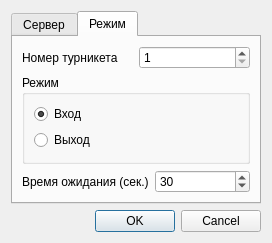
First picture: the form in AccessController/dialogs/SettingsDialog.ui, repository Baxulio/ParkingACS, before the edit.
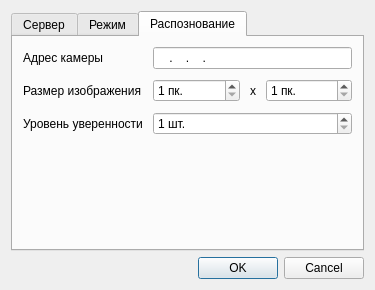
Second picture: the form after the edit.

The edit to the form file:
```diff
--- a/AccessController/dialogs/SettingsDialog.ui
+++ b/AccessController/dialogs/SettingsDialog.ui
@@ -6,8 +6,8 @@
    <rect>
     <x>0</x>
     <y>0</y>
-    <width>272</width>
-    <height>243</height>
+    <width>375</width>
+    <height>290</height>
    </rect>
   </property>
   <property name="windowTitle">
@@ -23,7 +23,7 @@
       <enum>QTabWidget::Rounded</enum>
      </property>
      <property name="currentIndex">
-      <number>1</number>
+      <number>2</number>
      </property>
      <widget class="QWidget" name="server_tab">
       <attribute name="title">
@@ -135,12 +135,27 @@
        <string>Режим</string>
       </attribute>
       <layout class="QVBoxLayout" name="verticalLayout">
+       <property name="spacing">
+        <number>10</number>
+       </property>
+       <property name="leftMargin">
+        <number>10</number>
+       </property>
+       <property name="topMargin">
+        <number>10</number>
+       </property>
+       <property name="rightMargin">
+        <number>10</number>
+       </property>
+       <property name="bottomMargin">
+        <number>10</number>
+       </property>
        <item>
         <layout class="QHBoxLayout" name="horizontalLayout_2">
          <item>
           <widget class="QLabel" name="label_15">
            <property name="text">
-            <string>Номер турникета</string>
+            <string>Номер поста</string>
            </property>
           </widget>
          </item>
@@ -165,6 +180,9 @@
           <string>Режим</string>
          </property>
          <layout class="QVBoxLayout" name="verticalLayout_4">
+          <property name="spacing">
+           <number>10</number>
+          </property>
           <item>
            <widget class="QRadioButton" name="enterRadio">
             <property name="text">
@@ -186,32 +204,124 @@
         </widget>
        </item>
        <item>
-        <layout class="QHBoxLayout" name="horizontalLayout_3">
+        <spacer name="verticalSpacer">
+         <property name="orientation">
+          <enum>Qt::Vertical</enum>
+         </property>
+         <property name="sizeHint" stdset="0">
+          <size>
+           <width>20</width>
+           <height>40</height>
+          </size>
+         </property>
+        </spacer>
+       </item>
+      </layout>
+     </widget>
+     <widget class="QWidget" name="camera_tab">
+      <attribute name="title">
+       <string>Распознование</string>
+      </attribute>
+      <layout class="QFormLayout" name="formLayout_2">
+       <property name="horizontalSpacing">
+        <number>10</number>
+       </property>
+       <property name="verticalSpacing">
+        <number>10</number>
+       </property>
+       <property name="leftMargin">
+        <number>10</number>
+       </property>
+       <property name="topMargin">
+        <number>10</number>
+       </property>
+       <property name="rightMargin">
+        <number>10</number>
+       </property>
+       <property name="bottomMargin">
+        <number>10</number>
+       </property>
+       <item row="0" column="0">
+        <widget class="QLabel" name="label_5">
+         <property name="text">
+          <string>Адрес камеры</string>
+         </property>
+        </widget>
+       </item>
+       <item row="0" column="1">
+        <widget class="QLineEdit" name="lineEdit">
+         <property name="inputMask">
+          <string>0000.0000.0000.0000</string>
+         </property>
+        </widget>
+       </item>
+       <item row="1" column="1">
+        <layout class="QHBoxLayout" name="horizontalLayout_3" stretch="1,0,1">
          <item>
-          <widget class="QLabel" name="label_16">
+          <widget class="QSpinBox" name="spinBox">
+           <property name="suffix">
+            <string> пк.</string>
+           </property>
+           <property name="minimum">
+            <number>1</number>
+           </property>
+           <property name="maximum">
+            <number>9999</number>
+           </property>
+          </widget>
+         </item>
+         <item>
+          <widget class="QLabel" name="label_8">
            <property name="text">
-            <string>Время ожидания (сек.)</string>
+            <string>х</string>
            </property>
           </widget>
          </item>
          <item>
-          <widget class="QSpinBox" name="wait_time_spin">
-           <property name="enabled">
-            <bool>true</bool>
+          <widget class="QSpinBox" name="spinBox_2">
+           <property name="suffix">
+            <string> пк.</string>
            </property>
            <property name="minimum">
             <number>1</number>
            </property>
            <property name="maximum">
-            <number>216000</number>
-           </property>
-           <property name="value">
-            <number>30</number>
+            <number>9999</number>
            </property>
           </widget>
          </item>
         </layout>
        </item>
+       <item row="1" column="0">
+        <widget class="QLabel" name="label_6">
+         <property name="text">
+          <string>Размер изображения</string>
+         </property>
+        </widget>
+       </item>
+       <item row="2" column="0">
+        <widget class="QLabel" name="label_7">
+         <property name="text">
+          <string>Уровень уверенности</string>
+         </property>
+        </widget>
+       </item>
+       <item row="2" column="1">
+        <widget class="QSpinBox" name="spinBox_3">
+         <property name="suffix">
+          <string> шт.</string>
+         </property>
+         <property name="prefix">
+          <string/>
+         </property>
+         <property name="minimum">
+          <number>1</number>
+         </property>
+         <property name="maximum">
+          <number>9999</number>
+         </property>
+        </widget>
+       </item>
       </layout>
      </widget>
     </widget>
```
Left out of the diff: 2 changed lines with no effect on the pictures.
